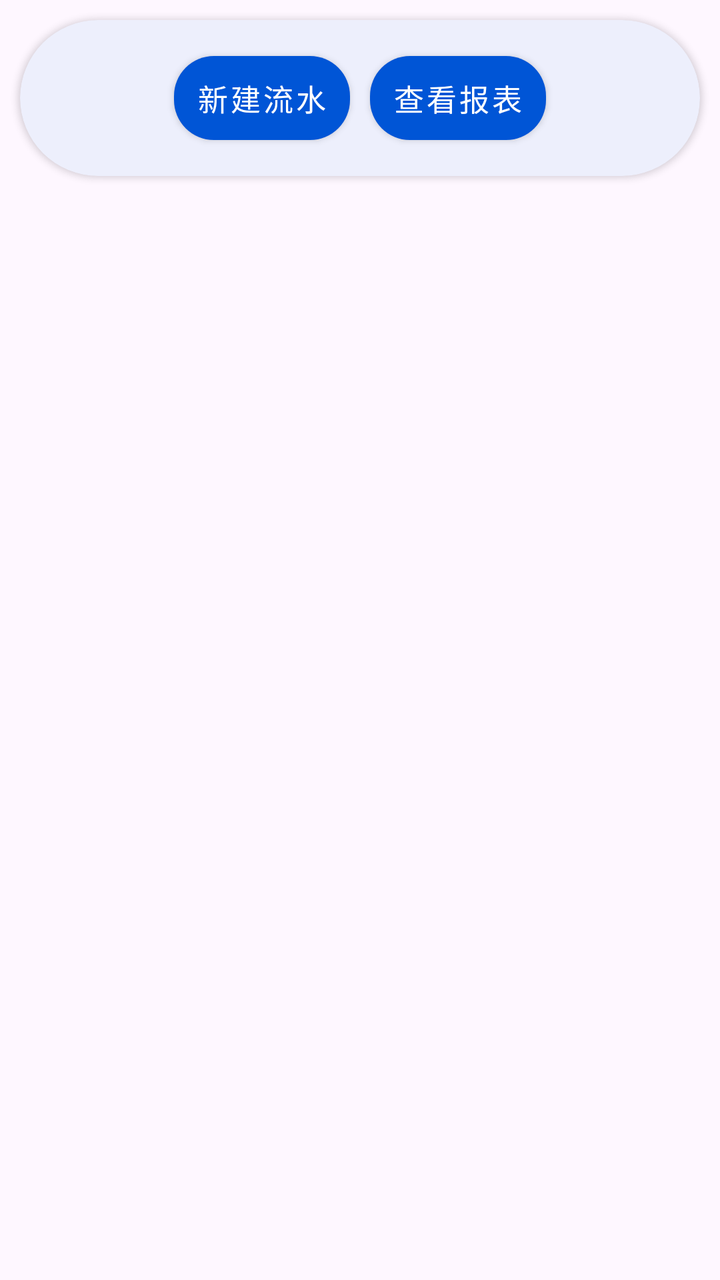
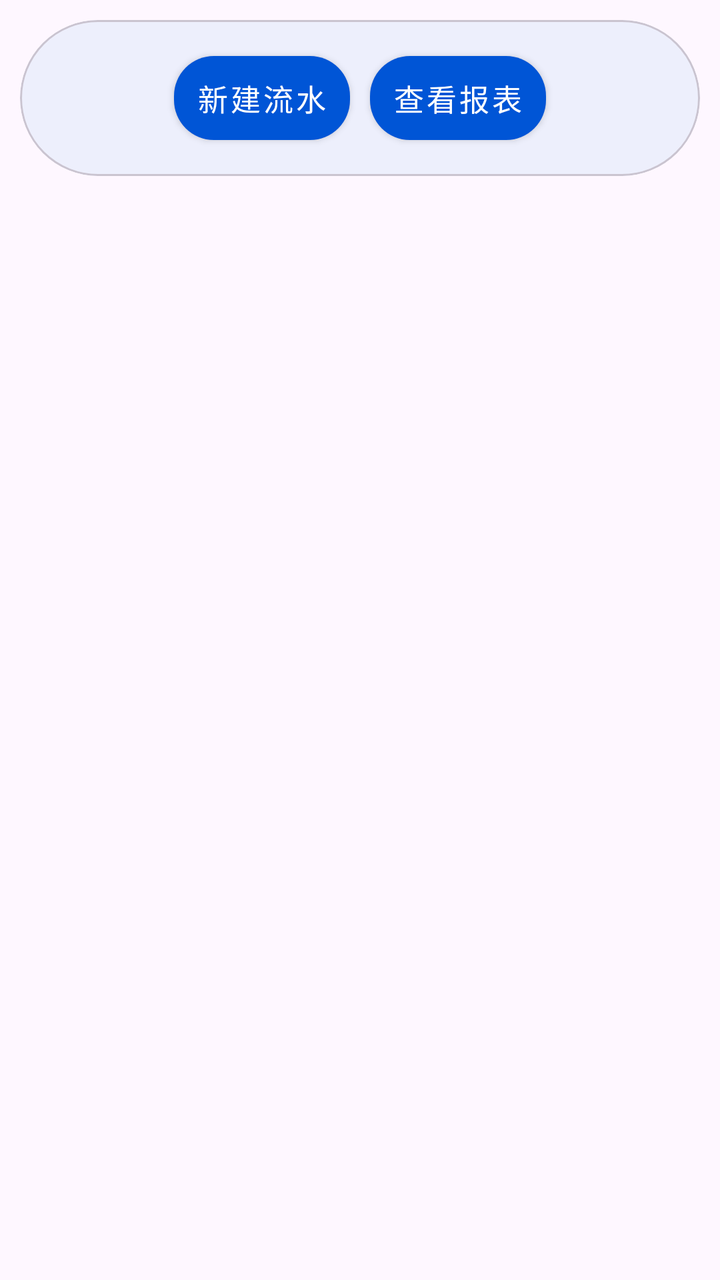

An Android layout rendered at two revisions. The XML below is the earlier revision; the diff shows what the commit changed to produce the second picture.
<!-- AndroidManifest.xml: application theme Theme.ProjectManager -->
<!-- res/layout/fragment_bookkeeping.xml -->
<?xml version="1.0" encoding="utf-8"?>
<LinearLayout xmlns:android="http://schemas.android.com/apk/res/android"
    xmlns:app="http://schemas.android.com/apk/res-auto"
    xmlns:tools="http://schemas.android.com/tools"
    android:id="@+id/bookkeeping_fragment"
    android:layout_width="match_parent"
    android:layout_height="match_parent"
    android:orientation="vertical"
    tools:context=".ui.bookkeeping.BookKeepingFragment">

    
    <androidx.cardview.widget.CardView
        android:id="@+id/btn_card_view"
        style="@style/CardStyle"
        android:layout_width="match_parent"
        android:layout_height="wrap_content">

        <LinearLayout
            android:layout_width="match_parent"
            android:layout_height="wrap_content"
            android:gravity="center"
            android:orientation="horizontal"
            android:padding="7dp">

            <com.google.android.material.button.MaterialButton
                android:id="@+id/flow_btn"
                style="@style/BtnStyle"
                android:layout_width="wrap_content"
                android:layout_height="wrap_content"
                android:text="新建流水" />

            <com.google.android.material.button.MaterialButton
                android:id="@+id/report_btn"
                style="@style/BtnStyle"
                android:layout_width="wrap_content"
                android:layout_height="wrap_content"
                android:text="查看报表" />
        </LinearLayout>
    </androidx.cardview.widget.CardView>

    
    <androidx.recyclerview.widget.RecyclerView
        android:id="@+id/flow_list"
        android:layout_width="match_parent"
        android:layout_height="wrap_content"
        android:layout_marginTop="10dp" />

</LinearLayout>
<!-- resources referenced by this layout -->
<resources>
  <style name="BtnStyle" parent="Widget.MaterialComponents.Button">
          <item name="backgroundTint">@color/theme_blue</item>
          <item name="android:textColor">@color/white</item>
          <item name="android:textSize">15sp</item>
          <item name="cornerRadius">20dp</item>
          <item name="android:layout_margin">5dp</item>
          <item name="android:padding">10dp</item>
      </style>
  <style name="CardStyle">
          <item name="cardBackgroundColor">@color/card_background</item>
          <item name="cardCornerRadius">50dp</item>
          <item name="android:layout_margin">10dp</item>
      </style>
  <style name="Theme.ProjectManager" parent="Theme.Material3.DayNight.NoActionBar">
          
          <item name="colorPrimary">@color/purple_500</item>
          <item name="colorPrimaryVariant">@color/purple_700</item>
          <item name="colorOnPrimary">@color/white</item>
          
          <item name="colorSecondary">@color/teal_200</item>
          <item name="colorSecondaryVariant">@color/teal_700</item>
          <item name="colorOnSecondary">@color/black</item>
          
          <item name="android:statusBarColor">?attr/colorPrimaryVariant</item>
          
          <item name="toolbarStyle">@style/ToolBarStyle</item>
      </style>
  <color name="theme_blue">#0055d6</color>
  <color name="white">#FFFFFFFF</color>
  <color name="card_background">#edeffc</color>
  <color name="purple_500">#FF6200EE</color>
  <color name="purple_700">#FF3700B3</color>
  <color name="teal_200">#FF03DAC5</color>
  <color name="teal_700">#FF018786</color>
  <color name="black">#FF000000</color>
  <style name="ToolBarStyle">
          <item name="android:background">@color/toolbar_background</item>
          <item name="contentInsetStart">10dp</item>
          <item name="titleTextAppearance">@style/TitleStyle</item>
      </style>
  <color name="toolbar_background">#ebedfa</color>
  <style name="TitleStyle">
          <item name="android:textSize">23sp</item>
          <item name="android:textColor">@color/black</item>
      </style>
</resources>

<!-- the commit's change to res/layout/fragment_bookkeeping.xml (unified diff, before → after) -->
@@ -9,9 +9,9 @@
     tools:context=".ui.bookkeeping.BookKeepingFragment">
 
     
-    <androidx.cardview.widget.CardView
+    <com.google.android.material.card.MaterialCardView
         android:id="@+id/btn_card_view"
-        style="@style/CardStyle"
+        style="@style/CommonCardStyle"
         android:layout_width="match_parent"
         android:layout_height="wrap_content">
 
@@ -36,7 +36,7 @@
                 android:layout_height="wrap_content"
                 android:text="查看报表" />
         </LinearLayout>
-    </androidx.cardview.widget.CardView>
+    </com.google.android.material.card.MaterialCardView>
 
     
     <androidx.recyclerview.widget.RecyclerView
<!-- resource entries referenced after the edit -->
@@ -8,7 +8,7 @@
           <item name="android:layout_margin">5dp</item>
           <item name="android:padding">10dp</item>
       </style>
-  <style name="CardStyle">
+  <style name="CommonCardStyle">
           <item name="cardBackgroundColor">@color/card_background</item>
           <item name="cardCornerRadius">50dp</item>
           <item name="android:layout_margin">10dp</item>
